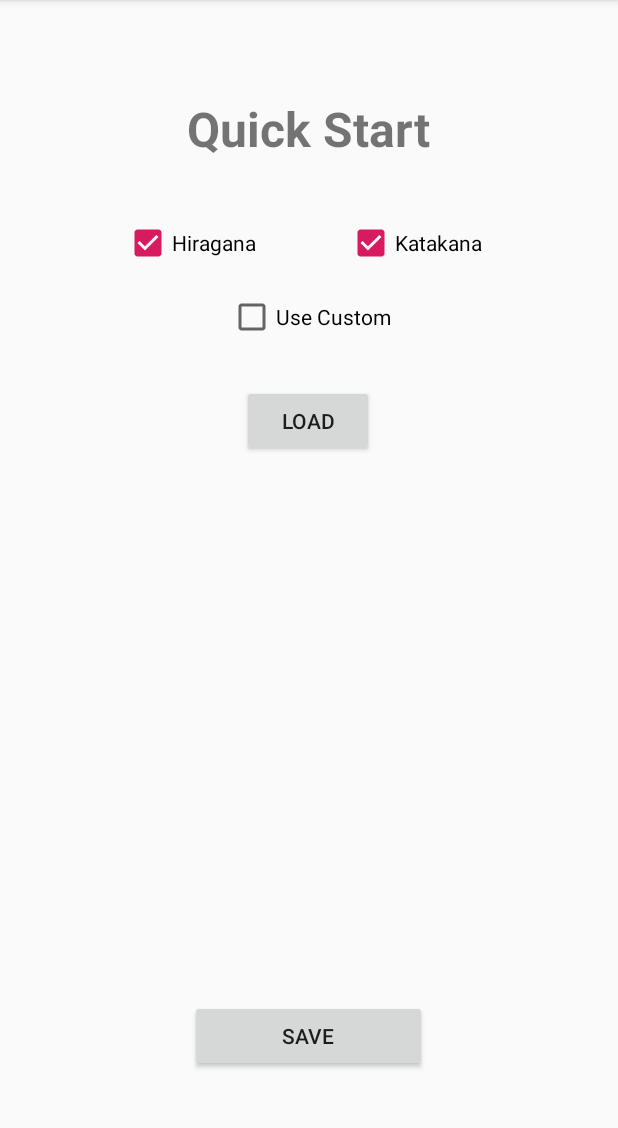
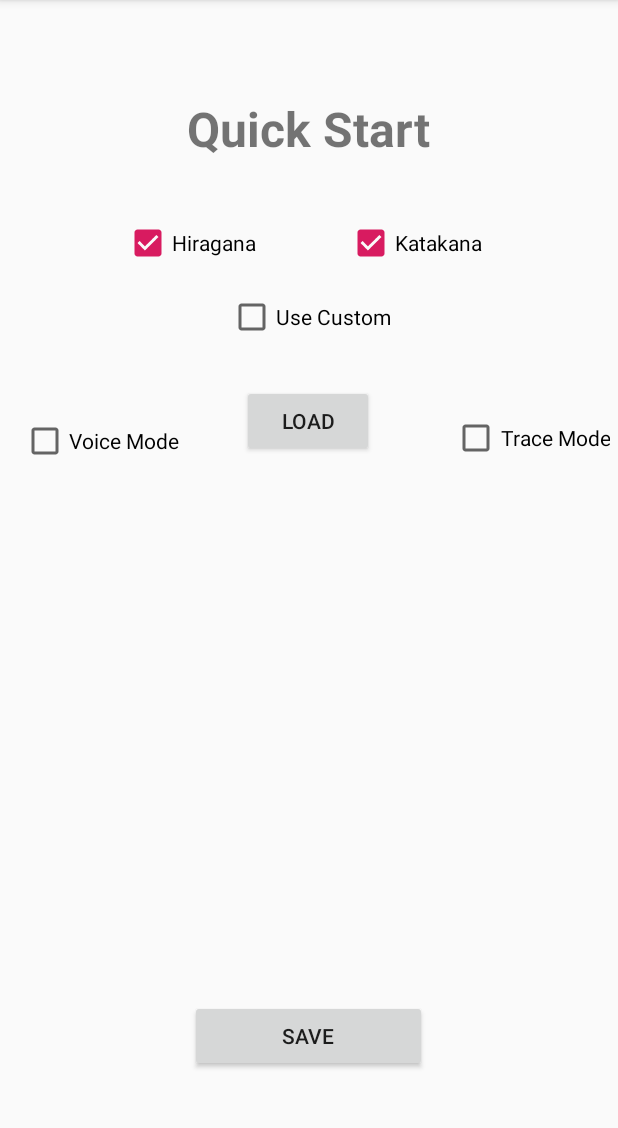
Before and after one commit to Rymoore94/KanaKards, an Android app: the screen it shows after launch (SettingsScreen), after a tap on "SETTINGS", on a phone screen of 412 x 824 dp, the part 84-1212 px from its top. Run offline under Robolectric (Android 15) with nearby library versions, the phone set to English and light mode, and no system bars; libraries missing offline, so code that uses them is left out: .

Commit message:
Experimental Features activity and button removed. Tracing and Voice options added to settings as modifiers for Quick Start

```diff
--- a/app/src/main/AndroidManifest.xml
+++ b/app/src/main/AndroidManifest.xml
@@ -12,10 +12,11 @@
             android:screenOrientation="portrait"
             android:supportsRtl="true"
             android:theme="@style/AppTheme">
-        <activity android:name=".InspectCharacter"></activity>
+        <activity android:name=".TraceViewer"></activity>
+        <activity android:name=".VoiceViewer" />
+        <activity android:name=".InspectCharacter" />
         <activity android:name=".CharacterBrowser" />
         <activity android:name=".SettingsScreen" />
-        <activity android:name=".ExperimentalFeatures" />
         <activity android:name=".CardViewer" />
         <activity android:name=".MainActivity">
             <intent-filter>
--- a/app/src/main/java/com/example/ryan/kanakards/SettingsPacket.java
+++ b/app/src/main/java/com/example/ryan/kanakards/SettingsPacket.java
@@ -4,6 +4,8 @@ public class SettingsPacket {
     private boolean hira;
     private boolean kata;
     private boolean custom;
+    private boolean trace;
+    private boolean voice;
     private String fileName;
     private String customNames;
 
@@ -14,10 +16,12 @@ public class SettingsPacket {
         fileName = "";
     }
 
-    SettingsPacket(boolean _hira, boolean _kata, boolean _custom, String _fileName, String _customNames){
+    SettingsPacket(boolean _hira, boolean _kata, boolean _custom, boolean _trace, boolean _voice, String _fileName, String _customNames){
         hira = _hira;
         kata = _kata;
         custom = _custom;
+        trace = _trace;
+        voice = _voice;
         fileName = _fileName;
         customNames = _customNames;
     }
@@ -34,6 +38,14 @@ public class SettingsPacket {
         return custom;
     }
 
+    public boolean getTrace() {
+        return trace;
+    }
+
+    public boolean getVoice(){
+        return voice;
+    }
+
     public String getFilename(){
         return fileName;
     }
--- a/app/src/main/java/com/example/ryan/kanakards/save.java
+++ b/app/src/main/java/com/example/ryan/kanakards/save.java
@@ -20,6 +20,8 @@ public class save {
         saver.putBoolean("hira", data.getHira());
         saver.putBoolean("kata", data.getKata());
         saver.putBoolean("custom", data.getCustom());
+        saver.putBoolean("trace", data.getTrace());
+        saver.putBoolean("voice", data.getVoice());
         saver.putString("fileName", data.getFilename());
         saver.putString("customNames", data.getCustomNames());
         saver.apply();
@@ -44,10 +46,12 @@ public class save {
     public SettingsPacket load(){
         SharedPreferences saveData = PreferenceManager.getDefaultSharedPreferences(context);
         if(!saveData.contains("hira"))
-            save(new SettingsPacket(true, true, false, "", ""));
+            save(new SettingsPacket(true, true, false, false, false, "", ""));
         return(new SettingsPacket(saveData.getBoolean("hira", true),
                 saveData.getBoolean("kata", true),
                 saveData.getBoolean("custom", false),
+                saveData.getBoolean("trace", false),
+                saveData.getBoolean("voice", false),
                 saveData.getString("fileName", ""),
                 saveData.getString("customNames", "")));
     }
--- a/app/src/main/res/layout/activity_settings_screen.xml
+++ b/app/src/main/res/layout/activity_settings_screen.xml
@@ -88,4 +88,26 @@
                 android:orientation="vertical" />
     </ScrollView>
 
+    <CheckBox
+            android:id="@+id/checkVoice"
+            android:layout_width="wrap_content"
+            android:layout_height="wrap_content"
+            android:layout_marginStart="14dp"
+            android:layout_marginBottom="14dp"
+            android:text="Voice Mode"
+            app:layout_constraintBottom_toTopOf="@+id/customView"
+            app:layout_constraintStart_toStartOf="parent" />
+
+    <CheckBox
+            android:id="@+id/checkTrace"
+            android:layout_width="wrap_content"
+            android:layout_height="wrap_content"
+            android:layout_marginEnd="5dp"
+            android:layout_marginBottom="16dp"
+            android:clickable="true"
+            android:text="Trace Mode"
+            android:textAlignment="center"
+            app:layout_constraintBottom_toTopOf="@+id/customView"
+            app:layout_constraintEnd_toEndOf="parent" />
+
 </android.support.constraint.ConstraintLayout>
```
Also changed, not shown: app/src/main/java/com/example/ryan/kanakards/ExperimentalFeatures.java (deleted, +0 -15 lines), app/src/main/java/com/example/ryan/kanakards/MainActivity.kt (+11 -6 lines), app/src/main/java/com/example/ryan/kanakards/SettingsScreen.java (+95 -10 lines), app/src/main/java/com/example/ryan/kanakards/TraceViewer.java (added, +17 -0 lines), app/src/main/java/com/example/ryan/kanakards/VoiceViewer.java (added, +17 -0 lines), app/src/main/res/layout/activity_experimental_features.xml (deleted, +0 -30 lines), app/src/main/res/layout/activity_main.xml (+6 -16 lines), app/src/main/res/layout/activity_trace_viewer.xml (added, +9 -0 lines), app/src/main/res/layout/activity_voice_viewer.xml (added, +9 -0 lines).
